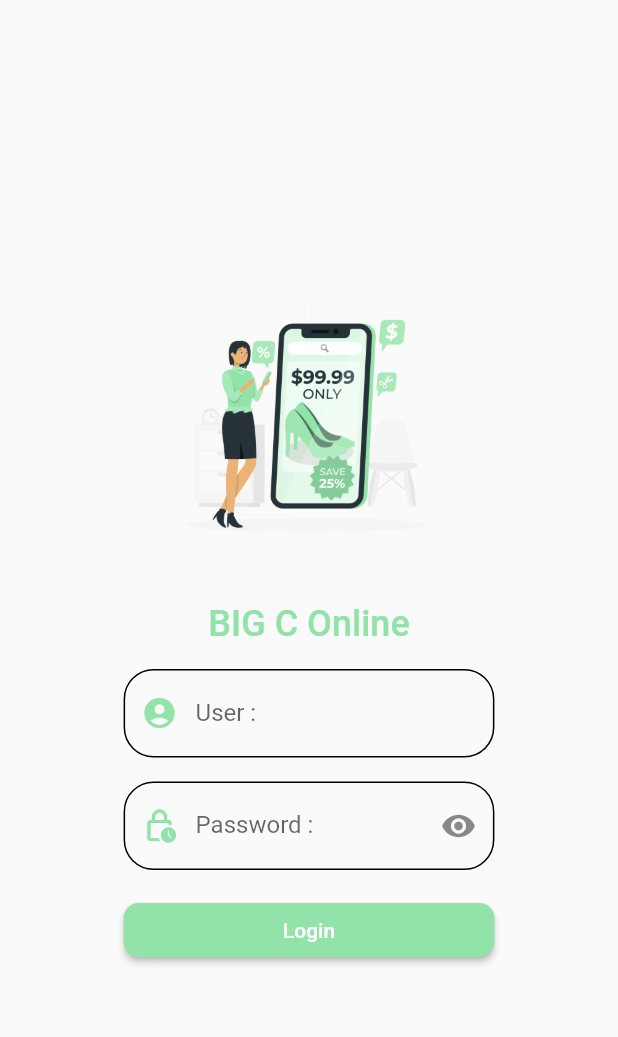
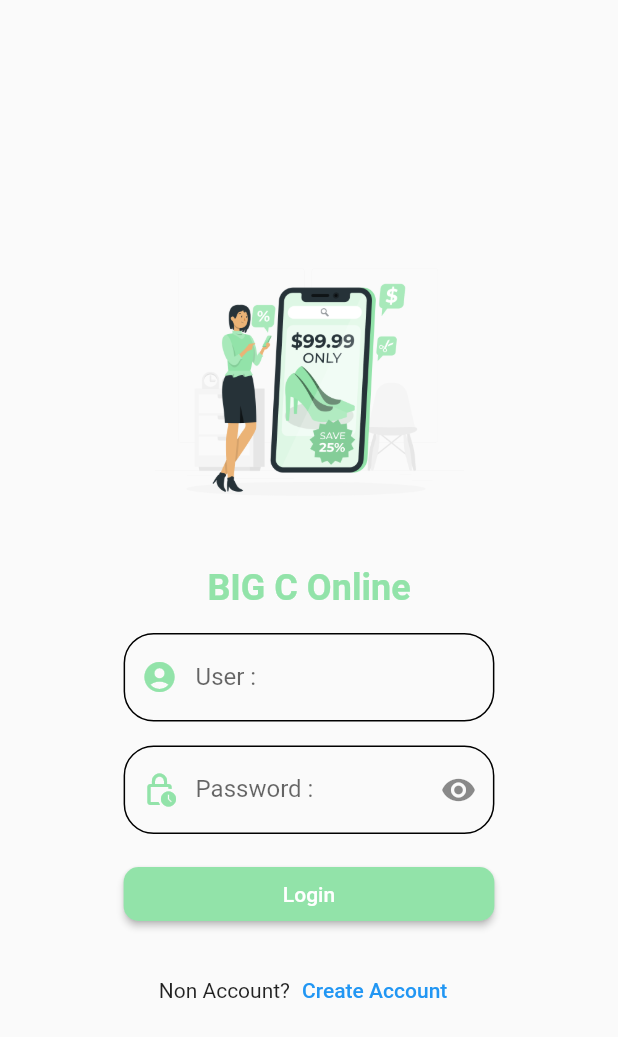
Before and after one commit to nicksuttipong/demo_flutter_bigc, a Flutter app: the screen it shows after launch, on a phone screen of 412 x 824 dp. Shown: the top 1037 px of the screen. Run offline on Flutter 3.47's test engine with Material 2 defaults, Android fonts, the phone set to English and light mode, and no system bars.

Commit message:
add text button create

```diff
--- a/lib/states/authen.dart
+++ b/lib/states/authen.dart
@@ -1,5 +1,6 @@
 import 'package:bigcproj/utilities/constant/con_colors.dart';
 import 'package:bigcproj/utilities/style/style_button.dart';
+import 'package:bigcproj/utilities/style/style_text.dart';
 import 'package:bigcproj/widgets/show_image.dart';
 import 'package:bigcproj/widgets/show_title.dart';
 import 'package:flutter/material.dart';
@@ -20,10 +21,19 @@ class _AuthenState extends State<Authen> {
           child: Column(
             children: [
               buildImage(size),
-              ShowTitle(title: 'BIG C Online',),
+              ShowTitle(
+                  title: 'BIG C Online', textStyle: StyleText().h1Style()),
               buildUser(size),
               buildPassword(size),
-              buildLogin(size)
+              buildLogin(size),
+              Row(
+                mainAxisAlignment: MainAxisAlignment.center,
+                children: [
+                  ShowTitle(
+                      title: 'Non Account?', textStyle: StyleText().h3Style()),
+                  TextButton(onPressed: () {}, child: Text('Create Account'))
+                ],
+              ),
             ],
           ),
         ),
--- a/lib/utilities/style/style_text.dart
+++ b/lib/utilities/style/style_text.dart
@@ -2,10 +2,20 @@ import 'package:bigcproj/utilities/constant/con_colors.dart';
 import 'package:flutter/rendering.dart';
 
 class StyleText {
-
   TextStyle h1Style() => TextStyle(
         fontSize: 24,
-        fontWeight: FontWeight.w500,
+        fontWeight: FontWeight.bold,
         color: ConColors.primary,
       );
+
+  TextStyle h2Style() => TextStyle(
+        fontSize: 16,
+        fontWeight: FontWeight.w700,
+        color: ConColors.primary,
+      );
+
+  TextStyle h3Style() => TextStyle(
+        fontSize: 14,
+        fontWeight: FontWeight.normal,
+      );
 }
--- a/lib/widgets/show_title.dart
+++ b/lib/widgets/show_title.dart
@@ -1,15 +1,15 @@
-import 'package:bigcproj/utilities/style/style_text.dart';
 import 'package:flutter/material.dart';
 
 class ShowTitle extends StatelessWidget {
   final String? title;
-  ShowTitle({@required this.title});
+  TextStyle? textStyle;
+  ShowTitle({@required this.title, @required this.textStyle});
 
   @override
   Widget build(BuildContext context) {
     return Text(
       title!,
-      style: StyleText().h1Style(),
+      style: textStyle,
     );
   }
 }
```
